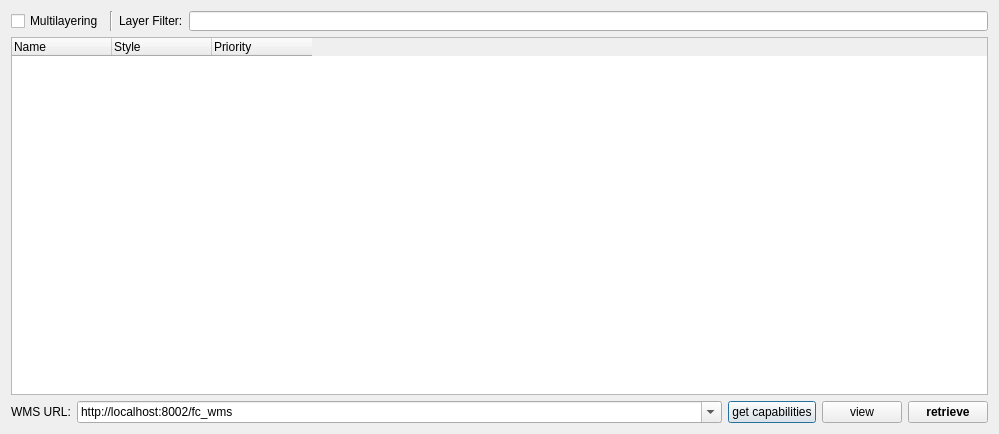
This is mslib/msui/ui/ui_wms_multilayers.ui in Open-MSS/MSS as Qt 5 draws it before an edit. The edited form follows.
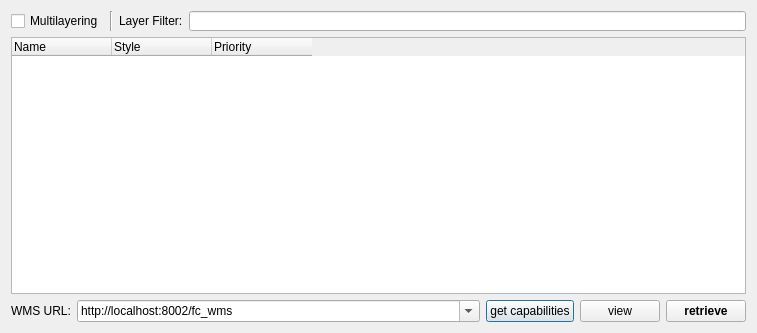
This is the edited form.

Commit message: Make UI smaller, show priority in multilayering, try to keep variables the same

What changed in the file:
```diff
--- a/mslib/msui/ui/ui_wms_multilayers.ui
+++ b/mslib/msui/ui/ui_wms_multilayers.ui
@@ -6,8 +6,8 @@
    <rect>
     <x>0</x>
     <y>0</y>
-    <width>999</width>
-    <height>434</height>
+    <width>757</width>
+    <height>333</height>
    </rect>
   </property>
   <property name="windowTitle">
```
The commit also changes 4 other files.
